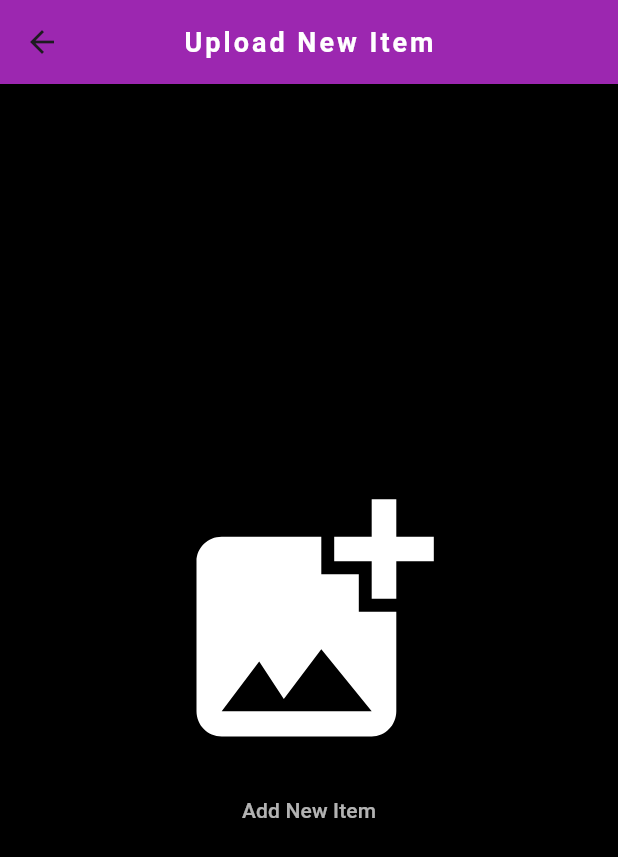
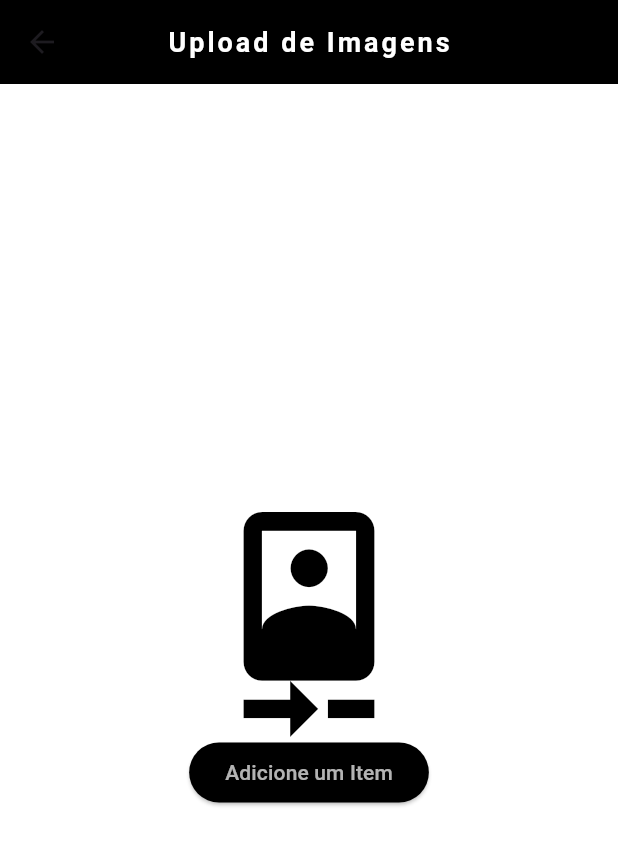
Before and after one commit to LuccasNog/Kea, a Flutter app: the screen it shows after launch, after a tap on the "add" icon, on a phone screen of 412 x 824 dp. Shown: the top 857 px of the screen. Run offline on Flutter 3.47's test engine with Material 3 defaults, Android fonts, the phone set to English and light mode, and no system bars; our stand-ins replace firebase_core, image_picker, sqflite; accounts and stored records are empty.

Commit message:
correction paste and screens

```diff
--- a/lib/app/View/HomeScreen.dart
+++ b/lib/app/View/HomeScreen.dart
@@ -1,4 +1,4 @@
-import 'package:decor/app/View/items_upload_screen.dart';
+import 'package:decor/app/View/productsUi/product_Upload.dart';
 import 'package:flutter/material.dart';
 
 class HomeScreen extends StatefulWidget {
@@ -28,7 +28,7 @@ class _HomeScreenState extends State<HomeScreen> {
           IconButton(
               onPressed: () {
                 Navigator.push(context,
-                    MaterialPageRoute(builder: (c) => ItemsUploadScreen()));
+                    MaterialPageRoute(builder: (c) => ProductUploadScreen()));
               },
               icon: const Icon(
                 Icons.add,
--- a/lib/app/View/items_upload_screen.dart
+++ b/lib/app/View/productsUi/product_Upload.dart
@@ -5,12 +5,12 @@ import 'dart:typed_data';
 import 'package:flutter/material.dart';
 import 'package:image_picker/image_picker.dart';
 
-class ItemsUploadScreen extends StatefulWidget {
+class ProductUploadScreen extends StatefulWidget {
   @override
-  State<ItemsUploadScreen> createState() => _ItemsUploadScreenState();
+  State<ProductUploadScreen> createState() => _ProductUploadScreenState();
 }
 
-class _ItemsUploadScreenState extends State<ItemsUploadScreen> {
+class _ProductUploadScreenState extends State<ProductUploadScreen> {
   // imagem da memoria
   Uint8List? imageFileUint8List;
 
@@ -32,12 +32,12 @@ class _ItemsUploadScreenState extends State<ItemsUploadScreen> {
 
   Widget uploadFormScreen() {
     return Scaffold(
-      backgroundColor: Colors.black,
+      backgroundColor: Colors.white,
       appBar: AppBar(
         centerTitle: true,
-        backgroundColor: Colors.purple,
+        backgroundColor: Colors.black,
         title: const Text(
-          'Upload New Item',
+          'Upload de Imagens',
           style: TextStyle(
               fontSize: 18,
               letterSpacing: 2,
@@ -199,12 +199,7 @@ class _ItemsUploadScreenState extends State<ItemsUploadScreen> {
         context: context,
         builder: (c) {
           return SimpleDialog(
-            backgroundColor: Colors.purpleAccent,
-            title: const Text(
-              'Item Imagem',
-              style:
-                  TextStyle(color: Colors.white, fontWeight: FontWeight.bold),
-            ),
+            backgroundColor: Colors.black,
             children: [
               //Capture Image With Camera
               SimpleDialogOption(
@@ -212,7 +207,7 @@ class _ItemsUploadScreenState extends State<ItemsUploadScreen> {
                   captureImageWithPhoneCamera();
                 },
                 child: const Text(
-                  'Capture Image With Camera',
+                  'Tirar foto da sua Câmera',
                   style: TextStyle(color: Colors.white),
                 ),
               ),
@@ -223,7 +218,7 @@ class _ItemsUploadScreenState extends State<ItemsUploadScreen> {
                   chooseImageFromPhoneGallery();
                 },
                 child: const Text(
-                  'Choose Image From Gallery',
+                  'Escolher Imagem da Galeria',
                   style: TextStyle(color: Colors.white),
                 ),
               ),
@@ -234,7 +229,7 @@ class _ItemsUploadScreenState extends State<ItemsUploadScreen> {
                   Navigator.pop(context);
                 },
                 child: const Text(
-                  'Cancell',
+                  'Cancelar fotos',
                   style: TextStyle(color: Colors.white),
                 ),
               ),
@@ -300,12 +295,12 @@ class _ItemsUploadScreenState extends State<ItemsUploadScreen> {
 
   Widget defaultScreen() {
     return Scaffold(
-        backgroundColor: Colors.black,
+        backgroundColor: Colors.white,
         appBar: AppBar(
             centerTitle: true,
-            backgroundColor: Colors.purple,
+            backgroundColor: Colors.black,
             title: const Text(
-              'Upload New Item',
+              'Upload de Imagens',
               style: TextStyle(
                   fontSize: 18,
                   letterSpacing: 2,
@@ -317,18 +312,18 @@ class _ItemsUploadScreenState extends State<ItemsUploadScreen> {
             mainAxisAlignment: MainAxisAlignment.center,
             children: [
               const Icon(
-                Icons.add_photo_alternate,
-                color: Colors.white,
-                size: 200,
+                Icons.camera_front,
+                color: Colors.black,
+                size: 150,
               ),
               ElevatedButton(
                   style:
-                      ElevatedButton.styleFrom(backgroundColor: Colors.black54),
+                      ElevatedButton.styleFrom(backgroundColor: Colors.black),
                   onPressed: () {
                     showDialogBox();
                   },
                   child: const Text(
-                    'Add New Item',
+                    'Adicione um Item',
                     style: TextStyle(color: Colors.white70),
                   ))
             ],
--- a/lib/app/View/main.dart
+++ b/lib/main.dart
@@ -21,8 +21,8 @@ class MyApp extends StatelessWidget {
     return MaterialApp(
       title: 'Kea',
       theme: ThemeData(
-        primarySwatch: Colors.purple,
-      ),
+          //primarySwatch: Colors.black12,
+          ),
       debugShowCheckedModeBanner: false,
       home: HomeScreen(),
     );
```
Also changed, not shown: lib/app/Models/produts_models.dart (added), lib/app/Models/profile.dart (added), lib/app/View/userUi/cadastro_View.dart (added), 1 other file.
